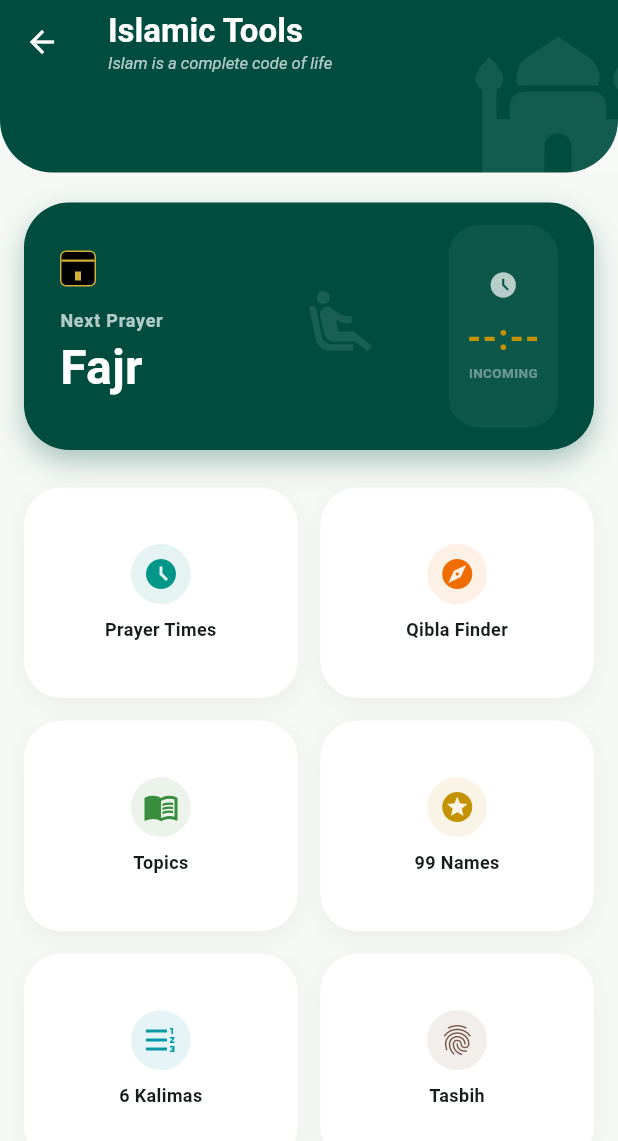
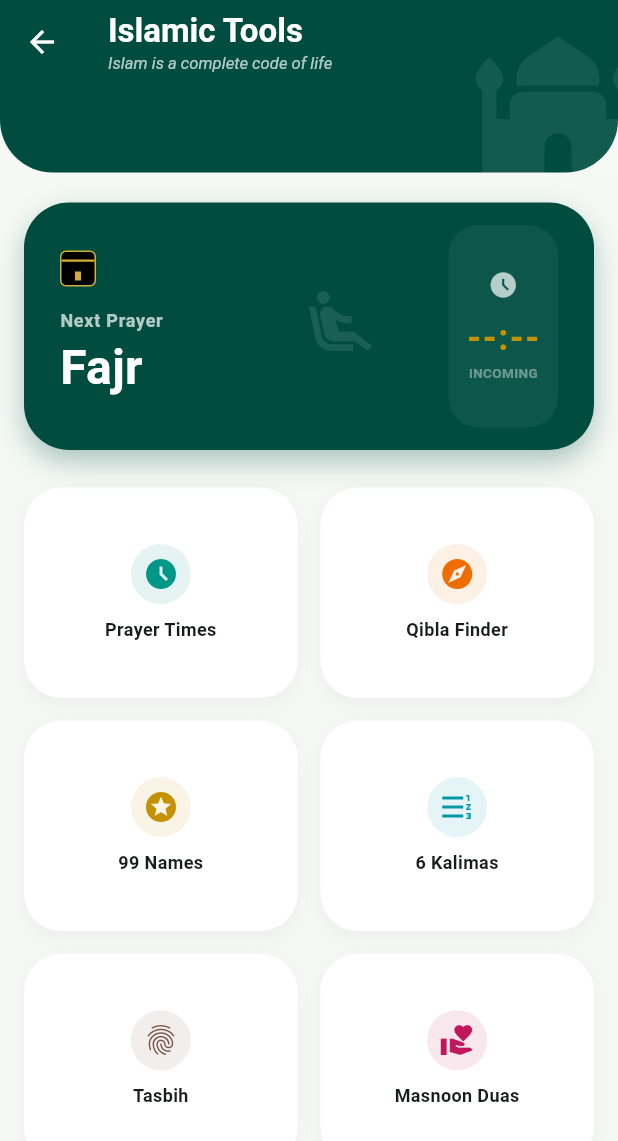
Before and after one commit to abdsar445/hikmah_mobile, a Flutter app: the ToolsScreen screen opened directly, on a phone screen of 412 x 824 dp. Shown: the top 1141 px of the screen. Run offline on Flutter 3.47's test engine with Material 3 defaults, Android fonts, the phone set to English and light mode, and no system bars; our stand-ins replace adhan, cloud_firestore, file_picker, firebase_auth, firebase_core, geocoding and 4 more; missing offline and left inert: flutter_qiblah; accounts and stored records are empty.

Commit message:
Remove Topics module from Tools screen

```diff
--- a/lib/screens/tools_screen.dart
+++ b/lib/screens/tools_screen.dart
@@ -15,7 +15,6 @@
 import 'janaza_guide_screen.dart';
 import 'hajj_umrah_guide_screen.dart';
 import 'kalimas_screen.dart';
-import 'topics_screen.dart';
 
 class ToolsScreen extends StatelessWidget {
   const ToolsScreen({super.key});
@@ -122,15 +121,6 @@
                   Icons.explore,
                   Colors.orange[800]!,
                   const QiblaScreen(),
-                  cardColor,
-                  textColor,
-                ),
-                _buildToolTile(
-                  context,
-                  "Topics",
-                  Icons.menu_book,
-                  Colors.green[700]!,
-                  const TopicsScreen(),
                   cardColor,
                   textColor,
                 ),
```
